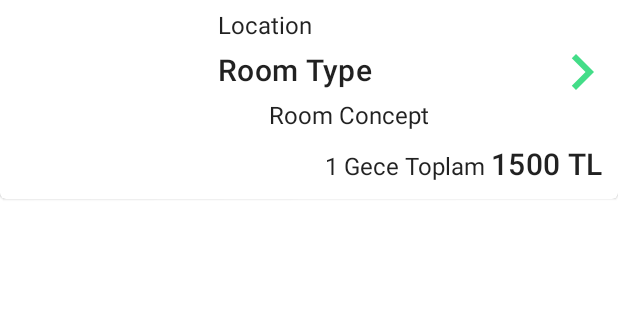
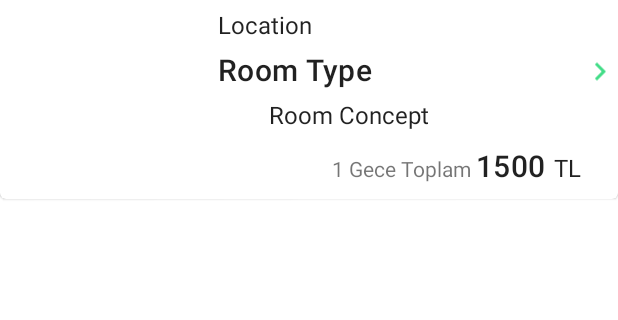
Before and after one commit to ugurkuyu/OtelApp, an Android app: the layout item_layout.xml on its own in the app's theme, with its tools: preview values and no code run, on a phone screen of 412 x 824 dp, the part 56-376 px from its top. Run offline under Robolectric (Android 15) with nearby library versions, the phone set to English and light mode, and no system bars.

Commit message:
minor ui changes

```diff
--- a/app/src/main/java/com/ugurkuyu/otelapp/OtelRepository.kt
+++ b/app/src/main/java/com/ugurkuyu/otelapp/viewmodel/OtelRepository.kt
@@ -1,4 +1,4 @@
-package com.ugurkuyu.otelapp
+package com.ugurkuyu.otelapp.viewmodel
 
 import android.util.Log
 import androidx.lifecycle.LiveData
--- a/app/src/main/java/com/ugurkuyu/otelapp/viewmodel/OtelViewModel.kt
+++ b/app/src/main/java/com/ugurkuyu/otelapp/viewmodel/OtelViewModel.kt
@@ -3,7 +3,7 @@ package com.ugurkuyu.otelapp.viewmodel
 import androidx.lifecycle.LiveData
 import androidx.lifecycle.MutableLiveData
 import androidx.lifecycle.ViewModel
-import com.ugurkuyu.otelapp.OtelRepository
+import com.ugurkuyu.otelapp.viewmodel.OtelRepository
 import com.ugurkuyu.otelapp.model.Hotels
 
 class OtelViewModel : ViewModel() {
--- a/app/src/main/res/drawable/ic_chevron.xml
+++ b/app/src/main/res/drawable/ic_chevron.xml
@@ -1,5 +1,10 @@
-<vector android:height="48dp" android:tint="#43DD88"
-    android:viewportHeight="24" android:viewportWidth="24"
-    android:width="48dp" xmlns:android="http://schemas.android.com/apk/res/android">
-    <path android:fillColor="@android:color/white" android:pathData="M10,6L8.59,7.41 13.17,12l-4.58,4.59L10,18l6,-6z"/>
+<vector xmlns:android="http://schemas.android.com/apk/res/android"
+    android:width="24dp"
+    android:height="24dp"
+    android:tint="#43DD88"
+    android:viewportWidth="24"
+    android:viewportHeight="24">
+    <path
+        android:fillColor="@android:color/white"
+        android:pathData="M10,6L8.59,7.41 13.17,12l-4.58,4.59L10,18l6,-6z" />
 </vector>
--- a/app/src/main/res/layout/item_layout.xml
+++ b/app/src/main/res/layout/item_layout.xml
@@ -54,7 +54,7 @@
                 android:layout_marginStart="10dp"
                 android:layout_marginTop="5dp"
                 android:layout_marginBottom="5dp"
-                android:text="@{otel.details.address.town.name + otel.details.address.city.name}"
+                android:text="@{otel.details.address.town.name + ','+ ' ' + otel.details.address.city.name}"
                 android:textAppearance="@style/TextAppearance.AppCompat.Subhead"
                 app:layout_constraintEnd_toStartOf="@id/chevron_right"
                 app:layout_constraintHorizontal_bias="0.0"
@@ -108,10 +108,9 @@
                 android:layout_width="wrap_content"
                 android:layout_height="wrap_content"
                 android:layout_marginStart="10dp"
-                android:layout_marginTop="5dp"
+                android:layout_marginTop="10dp"
                 android:layout_marginBottom="5dp"
-                android:text="1 Gece Toplam "
-                android:textAppearance="@style/TextAppearance.AppCompat.Subhead"
+                android:text="@string/bir_gece_toplam"
                 app:layout_constraintBottom_toBottomOf="parent"
                 app:layout_constraintEnd_toStartOf="@id/item_room_price"
                 app:layout_constraintTop_toBottomOf="@id/item_hotel_room_concept" />
@@ -120,20 +119,36 @@
                 android:id="@+id/item_room_price"
                 android:layout_width="wrap_content"
                 android:layout_height="wrap_content"
-                android:layout_marginTop="5dp"
-                android:layout_marginEnd="10dp"
+                android:layout_marginTop="10dp"
+                android:layout_marginEnd="5dp"
                 android:layout_marginBottom="5dp"
-                android:text="@{otel.rooms.get(0).offers.get(0).price + otel.rooms.get(0).offers.get(0).displayedCurrency}"
+                android:text='@{String.valueOf(otel.rooms.get(0).offers.get(0).price)}'
                 android:textAppearance="@style/TextAppearance.MaterialComponents.Headline6"
                 app:layout_constraintBaseline_toBaselineOf="@id/item_room_price_text"
                 app:layout_constraintBottom_toBottomOf="parent"
+                app:layout_constraintEnd_toStartOf="@id/item_price_currency"
+                app:layout_constraintHorizontal_bias="1.0"
+                tools:text="1500" />
+
+            <TextView
+                android:id="@+id/item_price_currency"
+                android:layout_width="wrap_content"
+                android:layout_height="wrap_content"
+                android:layout_marginTop="10dp"
+                android:layout_marginBottom="5dp"
+                android:text="@{otel.rooms.get(0).offers.get(0).displayedCurrency}"
+                android:textAppearance="@style/TextAppearance.MaterialComponents.Subtitle1"
+                app:layout_constraintBaseline_toBaselineOf="@id/item_room_price_text"
+                app:layout_constraintBottom_toBottomOf="parent"
                 app:layout_constraintEnd_toEndOf="parent"
-                tools:text="1500 TL" />
+                app:layout_constraintEnd_toStartOf="@id/chevron_right"
+                app:layout_constraintHorizontal_bias="1.0"
+                tools:text="TL" />
 
             <ImageView
                 android:id="@+id/chevron_right"
                 android:layout_width="wrap_content"
-                android:layout_height="wrap_content"
+                android:layout_height="0dp"
                 android:src="@drawable/ic_chevron"
                 app:layout_constraintBottom_toBottomOf="parent"
                 app:layout_constraintEnd_toEndOf="parent"
--- a/app/src/main/res/values/strings.xml
+++ b/app/src/main/res/values/strings.xml
@@ -1,3 +1,5 @@
 <resources>
     <string name="app_name">Otel App</string>
+    <string name="bir_gece_toplam">1 Gece Toplam&#160;</string>
+    <string name="space">&#160;</string>
 </resources>
```
